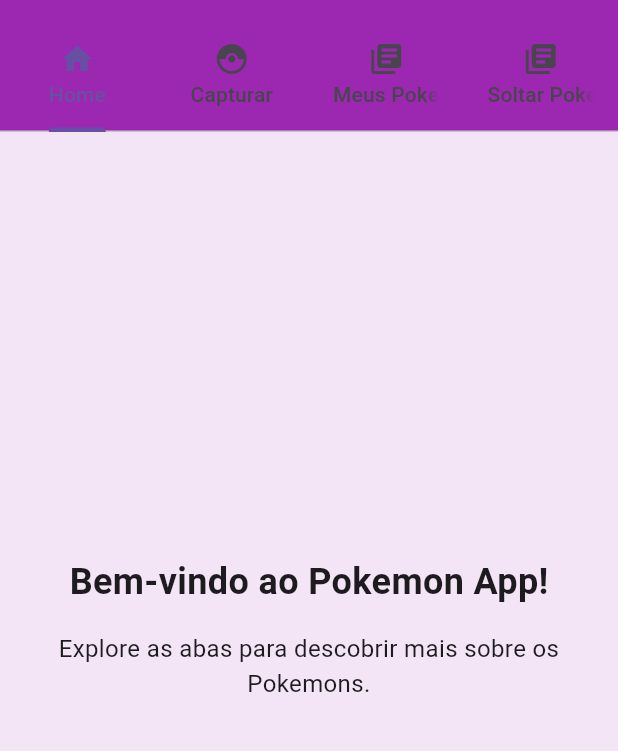
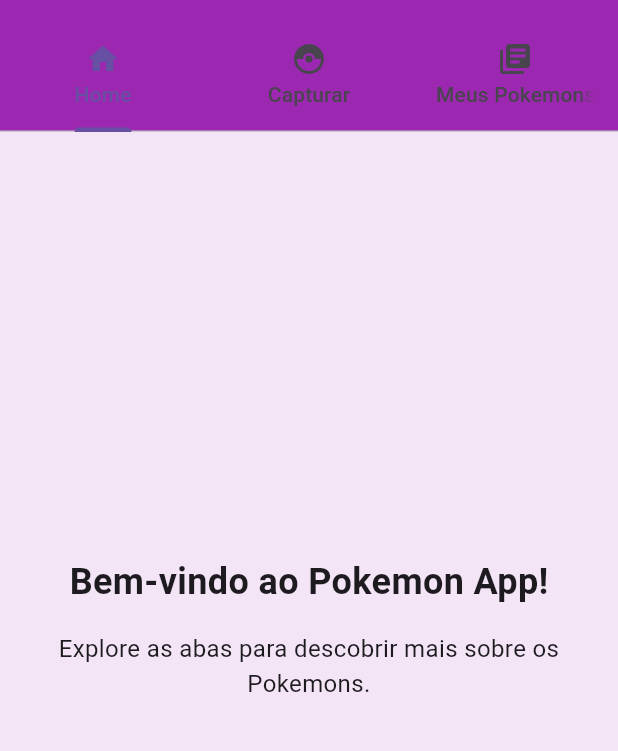
Before and after one commit to NiveaStelmam/Prova3PDM, a Flutter app: the screen it shows after launch, on a phone screen of 412 x 824 dp, the part 63-814 px from its top. Run offline on Flutter 3.47's test engine with Material 3 defaults, Android fonts, the phone set to English and light mode, and no system bars; our stand-ins replace connectivity_plus, floor, sqflite; accounts and stored records are empty; generated files the repository leaves out were written again.

Commit message:
questoes 1, 2, 3, 4, 5, 9 e 10 concluidas

```diff
--- a/lib/main.dart
+++ b/lib/main.dart
@@ -4,7 +4,6 @@
 import 'package:terceira_prova/pages/tela_pokemon_capturado.dart';
 import 'package:terceira_prova/pages/tela_sobre.dart';
 import 'package:terceira_prova/pages/tela_captura.dart';
-import 'package:terceira_prova/pages/tela_soltar_pokemon.dart';
 
 import 'dao/database.dart';
 
@@ -62,10 +61,6 @@
                   text: "Meus Pokemons",
                   icon: Icon(Icons.my_library_books),
                 ),
-                Tab(
-                  text: "Soltar Pokemons",
-                  icon: Icon(Icons.my_library_books),
-                ),
               ],
             ),
           ),
```
